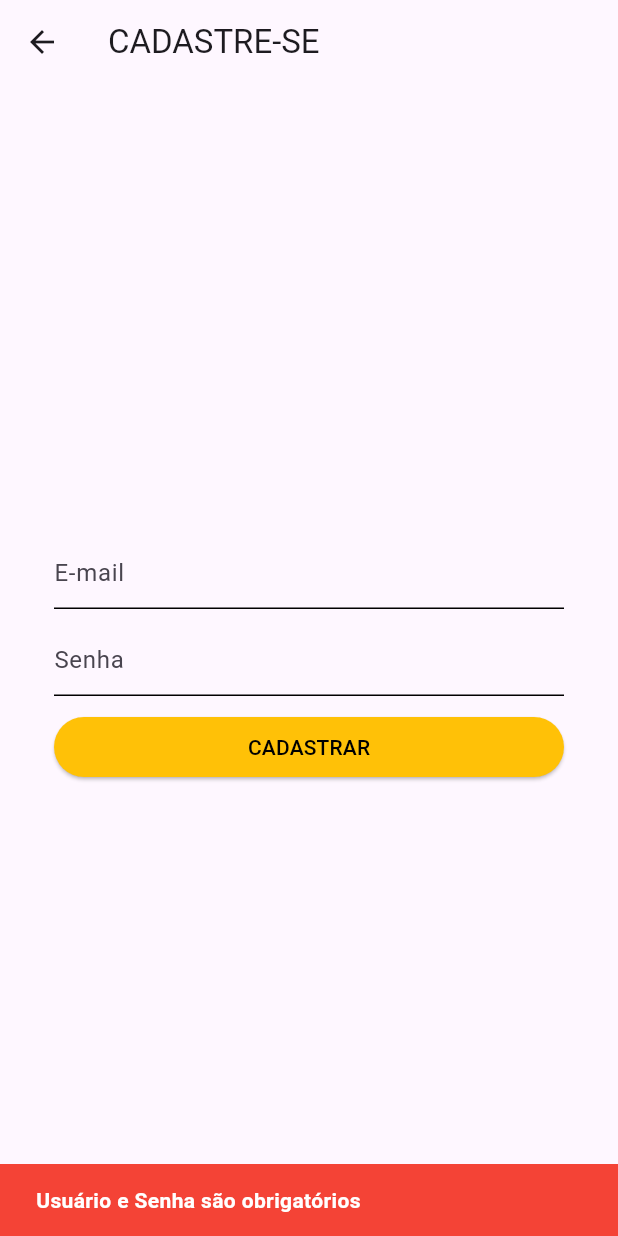
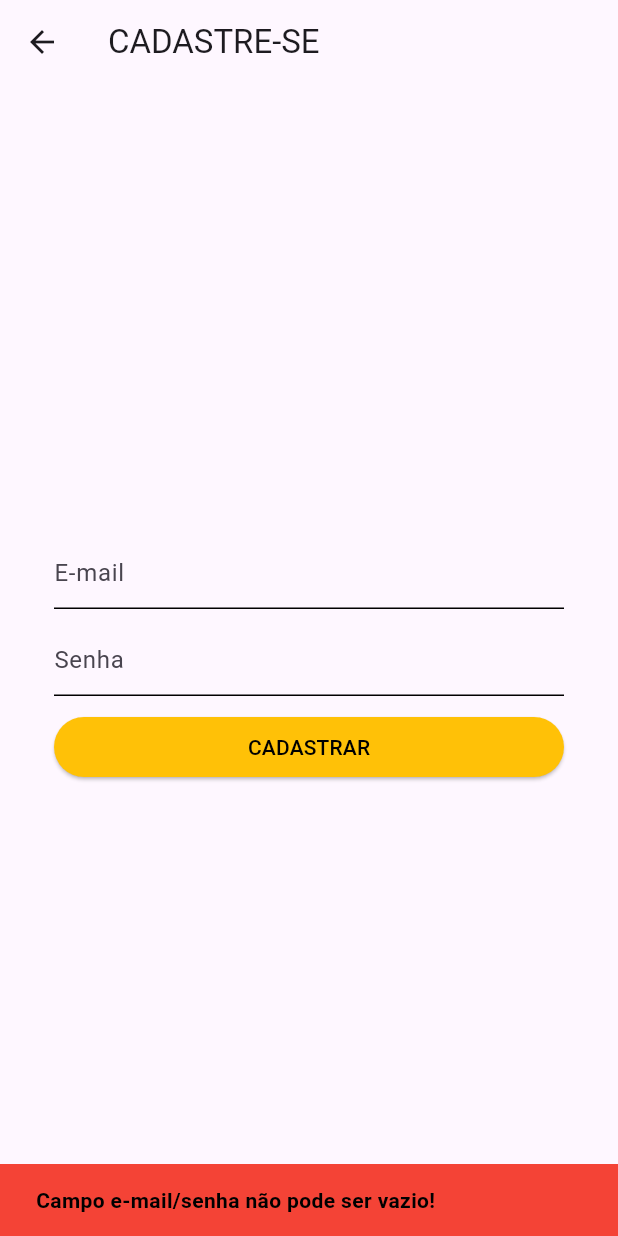
Before and after one commit to flima21/UPX_V, a Flutter app: the SignUpPage screen opened directly, after a tap on "CADASTRAR", on a phone screen of 412 x 824 dp. Run offline on Flutter 3.47's test engine with Material 3 defaults, Android fonts, the phone set to English and light mode, and no system bars; our stand-ins replace cloud_firestore, firebase_auth, firebase_core, lorem_ipsum; accounts and stored records are empty; generated files the repository leaves out were written again.

Commit message:
:passport_control: include auth service

```diff
--- a/lib/pages/administration_page.dart
+++ b/lib/pages/administration_page.dart
@@ -1,9 +1,7 @@
 import 'package:firebase_auth/firebase_auth.dart';
-import 'package:firebase_core/firebase_core.dart';
 import 'package:flutter/material.dart';
 import 'package:upxv/pages/hello_page.dart';
 import 'package:upxv/pages/profile_page.dart';
-import 'package:firebase_auth/firebase_auth.dart';
 
 class AdministrationPage extends StatefulWidget {
   const AdministrationPage({super.key});
--- a/lib/pages/sign_up_page.dart
+++ b/lib/pages/sign_up_page.dart
@@ -1,6 +1,6 @@
-import 'package:firebase_auth/firebase_auth.dart';
 import 'package:flutter/material.dart';
-import 'package:upxv/pages/administration_page.dart';
+import 'package:upxv/services/authentication_service.dart';
+import 'package:upxv/services/toast_service.dart';
 
 class SignUpPage extends StatefulWidget {
   const SignUpPage({super.key});
@@ -10,6 +10,8 @@ class SignUpPage extends StatefulWidget {
 }
 
 class _SignUpPageState extends State<SignUpPage> {
+  final AuthenticationService _authenticationService = AuthenticationService();
+
   TextEditingController emailController = TextEditingController();
   TextEditingController passwordController = TextEditingController();
 
@@ -40,7 +42,6 @@ class _SignUpPageState extends State<SignUpPage> {
                 TextField(
                   controller: passwordController,
                   decoration: InputDecoration(
-                    // suffix: TextButton(onPressed: () { setIsObscured(); }, child: _isLock),
                     hintText: 'Senha',
                   ),
                   obscureText: true,
@@ -61,35 +62,18 @@ class _SignUpPageState extends State<SignUpPage> {
   }
 
   void onSignUp() async {
-    String email = emailController.text;
-    String password = passwordController.text;
+    ToastService toastService = ToastService(context: context);
 
-    if (email.isNotEmpty & password.isNotEmpty) {
-      try {
-        await FirebaseAuth.instance.createUserWithEmailAndPassword(email: email, password: password).then((value) => {
-          showToast('Usuário logado',Colors.green),
-            Navigator.push(context, MaterialPageRoute(builder: (context) => AdministrationPage()))
-        });
-      } on FirebaseAuthException catch(e) {
-        showToast(e.message.toString(), Colors.red);
-      }
+    if (emailController.text.isNotEmpty & passwordController.text.isNotEmpty) {
+      _authenticationService.register(emailController.text, passwordController.text).then((response) => {
+        Navigator.pushReplacementNamed(context, '/workspace')
+      });
     }
     else {
-      showToast("Usuário e Senha são obrigatórios",Colors.red);
+      toastService.colorBackground = Colors.red;
+      toastService.colorFont = Colors.black;
+      toastService.message = 'Campo e-mail/senha não pode ser vazio!';
+      toastService.show();
     }
   }
-
-  void showToast(String message, Color color) {
-    ScaffoldMessenger.of(context).clearSnackBars();
-    ScaffoldMessenger.of(context).showSnackBar(
-      SnackBar(
-        content: Text(
-          message,
-          style: TextStyle(color: Colors.white, fontWeight: FontWeight.bold),
-        ),
-        duration: Duration(seconds: 5),
-        backgroundColor: color,
-      ),
-    );
-   }
 }
```
Also changed, not shown: lib/pages/forgot_password_page.dart (+27 -36 lines), lib/pages/workspace_page.dart (+29 -27 lines).
